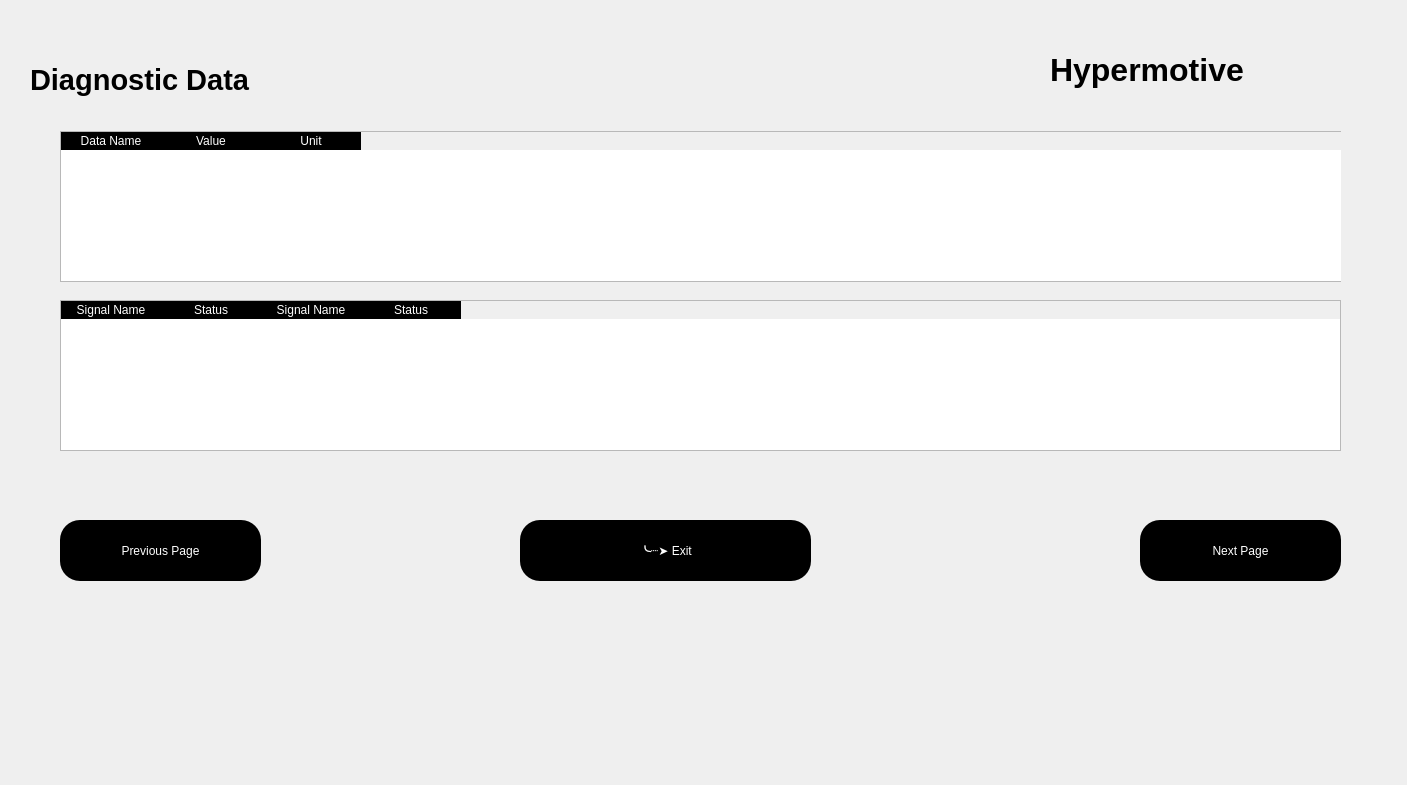
Above: mainwindow.ui from yahiaabdelhady2023/vcu_interface before the change. Below: the same form after it.
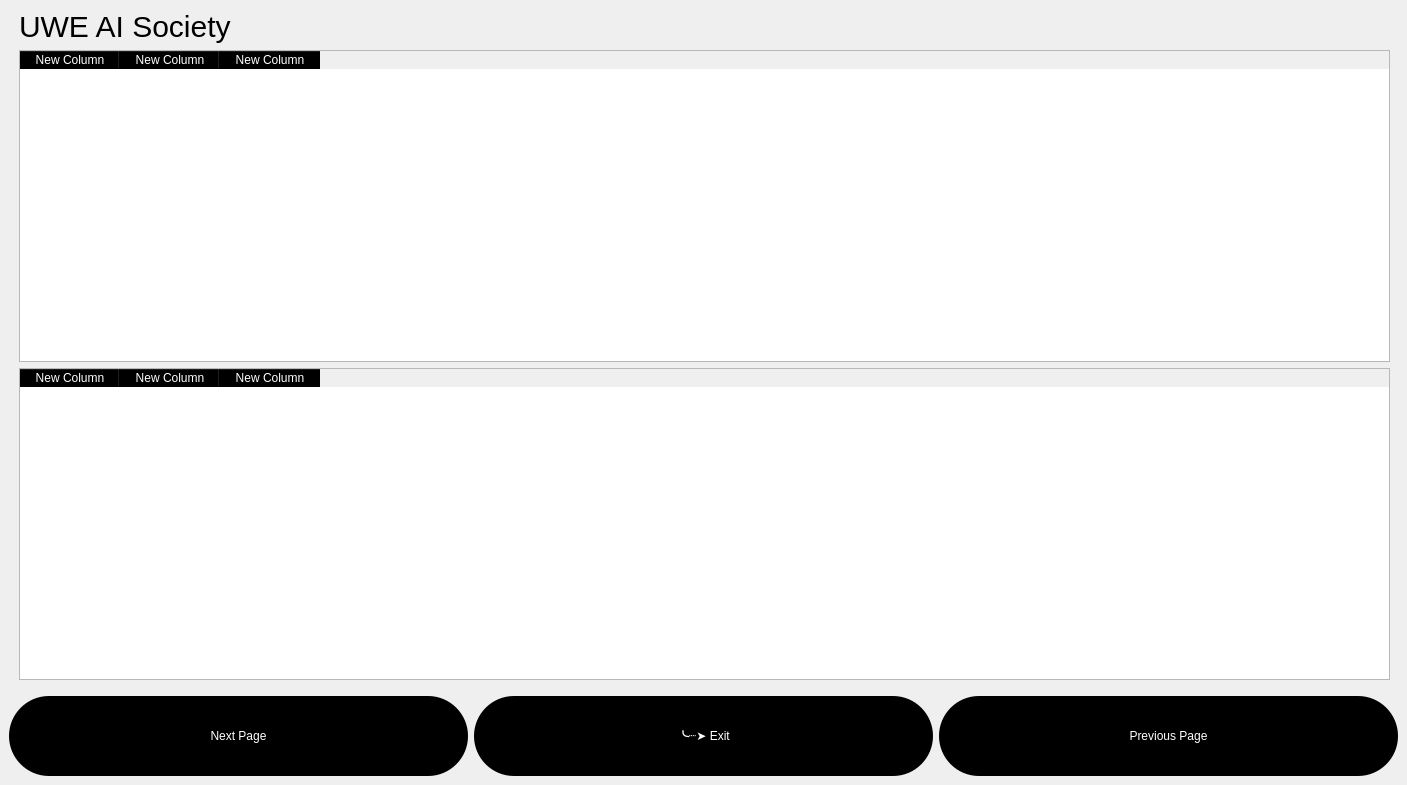
That is the form after the change. The open tabs and pages were chosen to show the change.

Commit message: Improved layout, added UWE AI society title, ensured that it is dynamic

```diff
--- a/mainwindow.ui
+++ b/mainwindow.ui
@@ -14,283 +14,262 @@
    <string>MainWindow</string>
   </property>
   <widget class="QWidget" name="centralwidget">
-   <widget class="QStackedWidget" name="stackedWidget">
-    <property name="geometry">
-     <rect>
-      <x>0</x>
-      <y>10</y>
-      <width>1341</width>
-      <height>521</height>
-     </rect>
-    </property>
-    <property name="currentIndex">
-     <number>0</number>
-    </property>
-    <widget class="QWidget" name="page">
-     <widget class="QLabel" name="label_hypermotive">
-      <property name="geometry">
-       <rect>
-        <x>1050</x>
-        <y>30</y>
-        <width>261</width>
-        <height>61</height>
-       </rect>
+   <layout class="QGridLayout" name="gridLayout_5">
+    <item row="3" column="1">
+     <widget class="QPushButton" name="exitButn">
+      <property name="sizePolicy">
+       <sizepolicy hsizetype="Preferred" vsizetype="Preferred">
+        <horstretch>0</horstretch>
+        <verstretch>0</verstretch>
+       </sizepolicy>
       </property>
-      <property name="text">
-       <string>&lt;html&gt;&lt;head/&gt;&lt;body&gt;&lt;p&gt;&lt;span style=&quot; font-size:24pt; font-weight:700;&quot;&gt;Hypermotive&lt;/span&gt;&lt;/p&gt;&lt;/body&gt;&lt;/html&gt;</string>
+      <property name="maximumSize">
+       <size>
+        <width>16777215</width>
+        <height>100</height>
+       </size>
       </property>
-     </widget>
-     <widget class="QLabel" name="set_label">
-      <property name="geometry">
-       <rect>
-        <x>580</x>
-        <y>290</y>
-        <width>231</width>
-        <height>61</height>
-       </rect>
-      </property>
       <property name="styleSheet">
-       <string notr="true">font-size:22pt;
-font-weight: bold;
-text-align: center;
-color:black;
-qproperty-alignment: 'AlignCenter'</string>
+       <string notr="true">background-color: black;
+color:white;
+border-radius:40px;
+font: 16pt &quot;Segoe UI&quot;;</string>
       </property>
       <property name="text">
-       <string>&lt;html&gt;&lt;head/&gt;&lt;body&gt;&lt;p align=&quot;justify&quot;&gt;&lt;span style=&quot; font-size:22pt;&quot;&gt;Acceleration&lt;/span&gt;&lt;/p&gt;&lt;/body&gt;&lt;/html&gt;</string>
+       <string>╰┈➤ Exit</string>
       </property>
      </widget>
-     <widget class="QLabel" name="ASSI_label">
-      <property name="geometry">
-       <rect>
-        <x>520</x>
-        <y>350</y>
-        <width>351</width>
-        <height>61</height>
-       </rect>
+    </item>
+    <item row="3" column="0">
+     <widget class="QPushButton" name="NextPage">
+      <property name="sizePolicy">
+       <sizepolicy hsizetype="Preferred" vsizetype="Preferred">
+        <horstretch>0</horstretch>
+        <verstretch>0</verstretch>
+       </sizepolicy>
       </property>
-      <property name="text">
-       <string>&lt;html&gt;&lt;head/&gt;&lt;body&gt;&lt;p align=&quot;center&quot;&gt;&lt;span style=&quot; font-size:18pt;&quot;&gt;AS READY&lt;/span&gt;&lt;/p&gt;&lt;/body&gt;&lt;/html&gt;</string>
+      <property name="maximumSize">
+       <size>
+        <width>16777215</width>
+        <height>100</height>
+       </size>
       </property>
-     </widget>
-     <widget class="QComboBox" name="AMI_ComboBox">
-      <property name="geometry">
-       <rect>
-        <x>20</x>
-        <y>40</y>
-        <width>361</width>
-        <height>111</height>
-       </rect>
-      </property>
       <property name="styleSheet">
        <string notr="true">background-color: black;
 color:white;
-text-align: center;
-
-	    border: 1px solid gray;
-    border-radius: 3px;
-    padding: 1px 18px 1px 3px;
-    min-width: 6em;</string>
-      </property>
-     </widget>
-     <widget class="QPushButton" name="set_button">
-      <property name="geometry">
-       <rect>
-        <x>20</x>
-        <y>160</y>
-        <width>361</width>
-        <height>81</height>
-       </rect>
-      </property>
-      <property name="styleSheet">
-       <string notr="true">background-color: black;
-color:white;
-border-radius:20px;
+border-radius:40px;
 font: 16pt &quot;Segoe UI&quot;;</string>
       </property>
       <property name="text">
-       <string>SET</string>
+       <string>Next Page</string>
       </property>
      </widget>
-    </widget>
-    <widget class="QWidget" name="page_2">
-     <widget class="QLabel" name="label_5">
-      <property name="geometry">
-       <rect>
-        <x>1050</x>
-        <y>30</y>
-        <width>261</width>
-        <height>61</height>
-       </rect>
+    </item>
+    <item row="3" column="2">
+     <widget class="QPushButton" name="PreviousPag">
+      <property name="sizePolicy">
+       <sizepolicy hsizetype="Preferred" vsizetype="Preferred">
+        <horstretch>0</horstretch>
+        <verstretch>0</verstretch>
+       </sizepolicy>
       </property>
-      <property name="text">
-       <string>&lt;html&gt;&lt;head/&gt;&lt;body&gt;&lt;p&gt;&lt;span style=&quot; font-size:24pt; font-weight:700;&quot;&gt;Hypermotive&lt;/span&gt;&lt;/p&gt;&lt;/body&gt;&lt;/html&gt;</string>
+      <property name="minimumSize">
+       <size>
+        <width>0</width>
+        <height>80</height>
+       </size>
       </property>
-     </widget>
-     <widget class="QLabel" name="traction_battery_data">
-      <property name="geometry">
-       <rect>
-        <x>30</x>
-        <y>40</y>
-        <width>401</width>
-        <height>61</height>
-       </rect>
+      <property name="maximumSize">
+       <size>
+        <width>16777215</width>
+        <height>100</height>
+       </size>
       </property>
-      <property name="text">
-       <string>&lt;html&gt;&lt;head/&gt;&lt;body&gt;&lt;p&gt;&lt;span style=&quot; font-size:22pt; font-weight:700;&quot;&gt;Diagnostic Data&lt;/span&gt;&lt;/p&gt;&lt;/body&gt;&lt;/html&gt;</string>
+      <property name="autoFillBackground">
+       <bool>false</bool>
       </property>
-     </widget>
-     <widget class="QTableWidget" name="DataTable">
-      <property name="geometry">
-       <rect>
-        <x>60</x>
-        <y>121</y>
-        <width>1301</width>
-        <height>151</height>
-       </rect>
-      </property>
       <property name="styleSheet">
-       <string notr="true">QTableWidget::item {
-    text-align: center;
-font: 14pt &quot;Segoe UI&quot;;
-}
-QTableWidget{
-    text-align: center;
-font: 14pt &quot;Segoe UI&quot;;
-
-}
-QHeaderView::section{
-background-color:black;
+       <string notr="true">background-color: black;
 color:white;
-font: 14pt &quot;Segoe UI&quot;;
-border:none;
-}
-
-</string>
+border-radius:40px;
+font: 16pt &quot;Segoe UI&quot;;</string>
       </property>
-      <column>
-       <property name="text">
-        <string>Data Name</string>
-       </property>
-      </column>
-      <column>
-       <property name="text">
-        <string>Value</string>
-       </property>
-      </column>
-      <column>
-       <property name="text">
-        <string>Unit</string>
-       </property>
-      </column>
-     </widget>
-     <widget class="QTableWidget" name="SignalTable">
-      <property name="geometry">
-       <rect>
-        <x>60</x>
-        <y>290</y>
-        <width>1281</width>
-        <height>151</height>
-       </rect>
+      <property name="text">
+       <string>Previous Page</string>
       </property>
-      <property name="styleSheet">
-       <string notr="true">QTableWidget::item {
-    text-align: center;
-font: 14pt &quot;Segoe UI&quot;;
-}
-QTableWidget{
-    text-align: center;
-font: 14pt &quot;Segoe UI&quot;;
-
-}
-QHeaderView::section{
-background-color:black;
-color:white;
-font: 14pt &quot;Segoe UI&quot;;
-border:none;
-}
-</string>
+      <property name="default">
+       <bool>false</bool>
       </property>
-      <column>
-       <property name="text">
-        <string>Signal Name</string>
-       </property>
-      </column>
-      <column>
-       <property name="text">
-        <string>Status</string>
-       </property>
-      </column>
-      <column>
-       <property name="text">
-        <string>Signal Name</string>
-       </property>
-      </column>
-      <column>
-       <property name="text">
-        <string>Status</string>
-       </property>
-      </column>
+      <property name="flat">
+       <bool>false</bool>
+      </property>
      </widget>
-    </widget>
-   </widget>
-   <widget class="QPushButton" name="PreviousPag">
-    <property name="geometry">
-     <rect>
-      <x>60</x>
-      <y>520</y>
-      <width>201</width>
-      <height>61</height>
-     </rect>
-    </property>
-    <property name="styleSheet">
-     <string notr="true">background-color: black;
+    </item>
+    <item row="0" column="0" colspan="3">
+     <widget class="QStackedWidget" name="stackedWidget">
+      <property name="currentIndex">
+       <number>1</number>
+      </property>
+      <widget class="QWidget" name="page_7">
+       <layout class="QGridLayout" name="gridLayout_6">
+        <item row="0" column="0">
+         <widget class="QComboBox" name="AMI_ComboBox">
+          <property name="minimumSize">
+           <size>
+            <width>0</width>
+            <height>50</height>
+           </size>
+          </property>
+          <property name="styleSheet">
+           <string notr="true">background-color: black;
 color:white;
-border-radius:20px;
+border-radius:40px;
 font: 16pt &quot;Segoe UI&quot;;</string>
-    </property>
-    <property name="text">
-     <string>Previous Page</string>
-    </property>
-   </widget>
-   <widget class="QPushButton" name="NextPage">
-    <property name="geometry">
-     <rect>
-      <x>1140</x>
-      <y>520</y>
-      <width>201</width>
-      <height>61</height>
-     </rect>
-    </property>
-    <property name="styleSheet">
-     <string notr="true">background-color: black;
+          </property>
+         </widget>
+        </item>
+        <item row="1" column="0">
+         <widget class="QPushButton" name="set_button">
+          <property name="minimumSize">
+           <size>
+            <width>678</width>
+            <height>50</height>
+           </size>
+          </property>
+          <property name="maximumSize">
+           <size>
+            <width>678</width>
+            <height>36</height>
+           </size>
+          </property>
+          <property name="styleSheet">
+           <string notr="true">background-color: black;
 color:white;
-border-radius:20px;
+border-radius:40px;
 font: 16pt &quot;Segoe UI&quot;;</string>
-    </property>
-    <property name="text">
-     <string>Next Page</string>
-    </property>
-   </widget>
-   <widget class="QPushButton" name="exitButn">
-    <property name="geometry">
-     <rect>
-      <x>520</x>
-      <y>520</y>
-      <width>291</width>
-      <height>61</height>
-     </rect>
-    </property>
-    <property name="styleSheet">
-     <string notr="true">background-color: black;
-color:white;
-border-radius:20px;
-font: 16pt &quot;Segoe UI&quot;;</string>
-    </property>
-    <property name="text">
-     <string>╰┈➤ Exit</string>
-    </property>
-   </widget>
+          </property>
+          <property name="text">
+           <string>SET</string>
+          </property>
+         </widget>
+        </item>
+        <item row="0" column="1">
+         <widget class="QLabel" name="label_3">
+          <property name="styleSheet">
+           <string notr="true">font-size:30px;
+qproperty-alignment: AlignCenter;
+</string>
+          </property>
+          <property name="text">
+           <string>UWE AI Society</string>
+          </property>
+         </widget>
+        </item>
+        <item row="3" column="0" colspan="2">
+         <layout class="QVBoxLayout" name="verticalLayout_5">
+          <item>
+           <widget class="QLabel" name="ASSI_label">
+            <property name="styleSheet">
+             <string notr="true">font-size:20px;
+qproperty-alignment: AlignCenter;
+</string>
+            </property>
+            <property name="text">
+             <string>TEST_vALUE</string>
+            </property>
+           </widget>
+          </item>
+          <item>
+           <widget class="QLabel" name="combo_label">
+            <property name="styleSheet">
+             <string notr="true">font-size:20px;
+qproperty-alignment: AlignCenter;
+</string>
+            </property>
+            <property name="text">
+             <string>AS_TEST</string>
+            </property>
+           </widget>
+          </item>
+         </layout>
+        </item>
+       </layout>
+      </widget>
+      <widget class="QWidget" name="page_8">
+       <widget class="QWidget" name="verticalLayoutWidget">
+        <property name="geometry">
+         <rect>
+          <x>10</x>
+          <y>0</y>
+          <width>1371</width>
+          <height>671</height>
+         </rect>
+        </property>
+        <layout class="QVBoxLayout" name="verticalLayout">
+         <property name="sizeConstraint">
+          <enum>QLayout::SizeConstraint::SetMaximumSize</enum>
+         </property>
+         <item>
+          <widget class="QLabel" name="UWE_AI_logo">
+           <property name="styleSheet">
+            <string notr="true">font-size:30px;
+qproperty-alignment: AlignCenter;</string>
+           </property>
+           <property name="text">
+            <string>UWE AI Society</string>
+           </property>
+          </widget>
+         </item>
+         <item>
+          <widget class="QTableWidget" name="SignalTable">
+           <property name="styleSheet">
+            <string notr="true">QHeaderView::section { background-color: black; color: white; }</string>
+           </property>
+           <column>
+            <property name="text">
+             <string>New Column</string>
+            </property>
+           </column>
+           <column>
+            <property name="text">
+             <string>New Column</string>
+            </property>
+           </column>
+           <column>
+            <property name="text">
+             <string>New Column</string>
+            </property>
+           </column>
+          </widget>
+         </item>
+         <item>
+          <widget class="QTableWidget" name="DataTable">
+           <property name="styleSheet">
+            <string notr="true">QHeaderView::section { background-color: black; color: white; }</string>
+           </property>
+           <column>
+            <property name="text">
+             <string>New Column</string>
+            </property>
+           </column>
+           <column>
+            <property name="text">
+             <string>New Column</string>
+            </property>
+           </column>
+           <column>
+            <property name="text">
+             <string>New Column</string>
+            </property>
+           </column>
+          </widget>
+         </item>
+        </layout>
+       </widget>
+      </widget>
+     </widget>
+    </item>
+   </layout>
   </widget>
  </widget>
  <resources/>
```
The commit also changes 5 other files.
